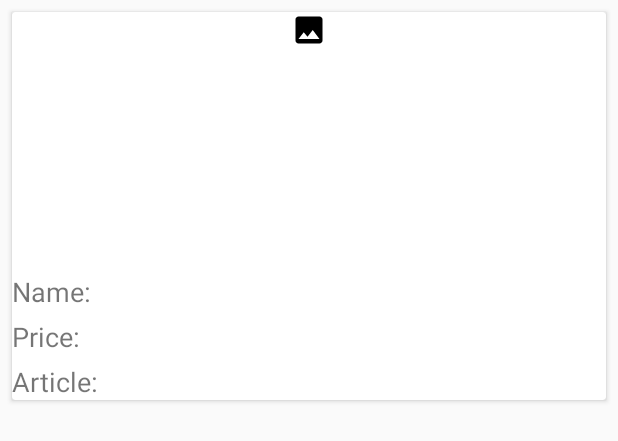
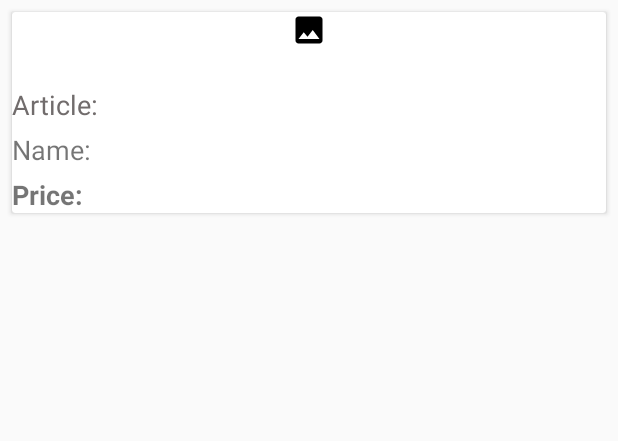
Before and after one commit to Sevo98/mobileTestApp, an Android app: the layout product_card.xml on its own in the app's theme, with its tools: preview values and no code run, on a phone screen of 412 x 824 dp. Shown: the top 441 px of the screen. Run offline under Robolectric (Android 15) with nearby library versions, the phone set to English and light mode, and no system bars; network calls fail.

Commit message:
Поправил вид карточки товара

```diff
--- a/app/build.gradle
+++ b/app/build.gradle
@@ -33,6 +33,7 @@ dependencies {
     //noinspection GradleCompatible
     implementation 'com.android.support:appcompat-v7:28.0.0'
     implementation 'com.android.support.constraint:constraint-layout:2.0.4'
+    implementation 'com.google.android.material:material:1.0.0'
     testImplementation 'junit:junit:4.13.2'
     //noinspection GradleCompatible
     androidTestImplementation 'com.android.support.test:runner:1.0.2'
--- a/app/src/main/java/com/example/mobiletestapp/Adapter/ProductAdapter.java
+++ b/app/src/main/java/com/example/mobiletestapp/Adapter/ProductAdapter.java
@@ -1,5 +1,6 @@
 package com.example.mobiletestapp.Adapter;
 
+import android.annotation.SuppressLint;
 import android.content.Context;
 import android.net.Uri;
 import android.view.LayoutInflater;
@@ -39,6 +40,7 @@ public class ProductAdapter extends RecyclerView.Adapter<ProductAdapter.myViewHo
         return new myViewHolder(view);
     }
 
+    @SuppressLint("SetTextI18n")
     @Override
     public void onBindViewHolder(@NonNull myViewHolder holder, int position) {
 //        Picasso
@@ -51,7 +53,7 @@ public class ProductAdapter extends RecyclerView.Adapter<ProductAdapter.myViewHo
                 .load("https://i.imgur.com/DvpvklR.png")
                 .into(holder.imageView);
         holder.nameTextView.setText(products.get(position).getName());
-        holder.priceTextView.setText(products.get(position).getPrice());
+        holder.priceTextView.setText(products.get(position).getPrice()  + " руб.");
         holder.articleTextView.setText(products.get(position).getArticle());
     }
 
--- a/app/src/main/res/layout/product_card.xml
+++ b/app/src/main/res/layout/product_card.xml
@@ -29,14 +29,15 @@
         </RelativeLayout>
 
         <TextView
-            android:id="@+id/name"
+            android:id="@+id/article"
             android:layout_width="match_parent"
             android:layout_height="wrap_content"
             android:textSize="18sp"
+            android:textColor="#716C6C"
             android:layout_alignParentStart="true"
             app:layout_constraintTop_toBottomOf="@+id/imageView"
-            android:layout_marginTop="150dp"
-            android:text="Name: "
+            android:layout_marginTop="25dp"
+            android:text="Article: "
             app:layout_constraintBottom_toBottomOf="parent"
             app:layout_constraintEnd_toEndOf="parent"
             app:layout_constraintHorizontal_bias="0.517"
@@ -45,13 +46,13 @@
             app:layout_constraintVertical_bias="0.294" />
 
         <TextView
-            android:id="@+id/price"
+            android:id="@+id/name"
             android:layout_width="match_parent"
             android:layout_height="wrap_content"
             android:textSize="18sp"
             android:layout_marginTop="5dp"
             android:layout_alignParentStart="true"
-            android:text="Price: "
+            android:text="Name: "
             app:layout_constraintBottom_toBottomOf="parent"
             app:layout_constraintEnd_toEndOf="parent"
             app:layout_constraintStart_toStartOf="parent"
@@ -59,13 +60,14 @@
             app:layout_constraintVertical_bias="0.858" />
 
         <TextView
-            android:id="@+id/article"
+            android:id="@+id/price"
             android:layout_width="match_parent"
             android:layout_height="wrap_content"
             android:layout_alignParentStart="true"
             android:layout_marginTop="5dp"
-            android:text="Article: "
+            android:text="Price: "
             android:textSize="18sp"
+            android:textStyle="bold"
             app:layout_constraintBottom_toBottomOf="parent"
             app:layout_constraintEnd_toEndOf="parent"
             app:layout_constraintHorizontal_bias="0.512"
```
Also changed, not shown: app/src/main/res/layout/list_products.xml (+15 -0 lines).
